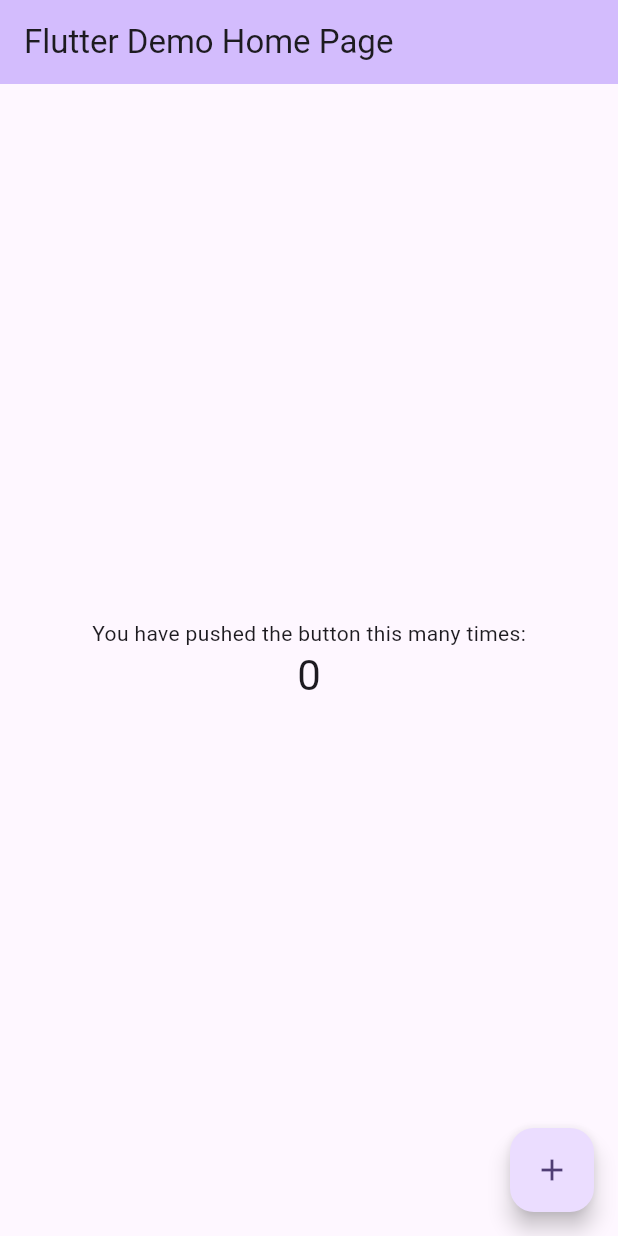
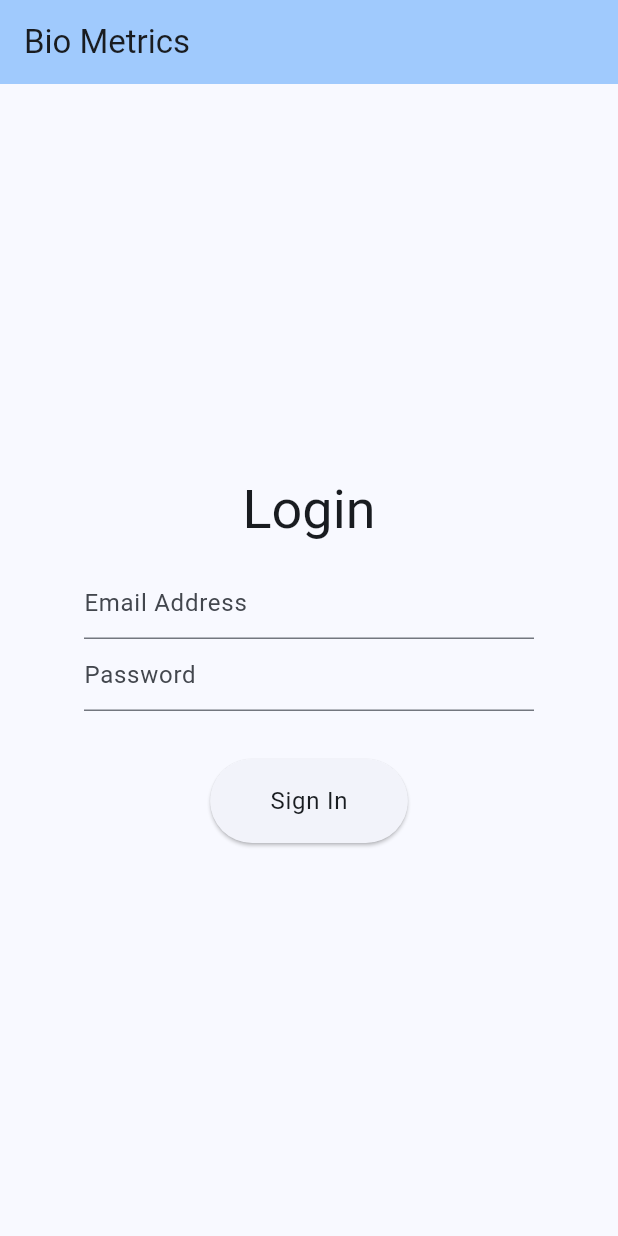
Before and after one commit to dompetriella/bio_metrics, a Flutter app: the screen it shows after launch, on a phone screen of 412 x 824 dp. Run offline on Flutter 3.47's test engine with Material 3 defaults, Android fonts, the light colour scheme and no system bars; our stand-ins replace flutter_riverpod, material_symbols_icons, supabase_flutter; accounts and stored records are empty.

Commit message:
pages progress

```diff
--- /dev/null
+++ b/lib/app/base_page.dart
@@ -0,0 +1,101 @@
+import 'package:bio_metrics/app/app.dart';
+import 'package:bio_metrics/main.dart';
+import 'package:flutter/material.dart';
+import 'package:supabase_flutter/supabase_flutter.dart';
+
+class MyApp extends StatelessWidget {
+  const MyApp({super.key});
+
+  // This widget is the root of your application.
+  @override
+  Widget build(BuildContext context) {
+    return MaterialApp(
+        title: 'Biometrics',
+        theme: ThemeData(
+          colorScheme: ColorScheme.fromSeed(seedColor: Colors.blue),
+          useMaterial3: true,
+        ),
+        home: SafeArea(child: const BasePage()));
+  }
+}
+
+class BasePage extends StatefulWidget {
+  const BasePage({super.key});
+
+  @override
+  State<BasePage> createState() => _BasePageState();
+}
+
+class _BasePageState extends State<BasePage> {
+  TextEditingController emailController = TextEditingController();
+  TextEditingController passwordController = TextEditingController();
+  @override
+  Widget build(BuildContext context) {
+    return Scaffold(
+      appBar: AppBar(
+        backgroundColor: Theme.of(context).colorScheme.inversePrimary,
+        title: Text('Bio Metrics'),
+      ),
+      body: Center(
+        child: Padding(
+          padding: const EdgeInsets.all(8.0),
+          child: Column(
+            mainAxisAlignment: MainAxisAlignment.center,
+            children: [
+              Text(
+                'Login',
+                style: Theme.of(context).textTheme.displaySmall,
+              ),
+              SizedBox(
+                height: 16,
+              ),
+              Padding(
+                padding: const EdgeInsets.symmetric(horizontal: 48.0),
+                child: Column(
+                  children: [
+                    TextField(
+                      controller: emailController,
+                      decoration: InputDecoration(hintText: "Email Address"),
+                    ),
+                    TextField(
+                      controller: passwordController,
+                      obscureText: true,
+                      decoration: InputDecoration(hintText: "Password"),
+                    ),
+                  ],
+                ),
+              ),
+              SizedBox(
+                height: 32,
+              ),
+              ElevatedButton(
+                  onPressed: () async {
+                    AuthResponse response = await supabase.auth
+                        .signInWithPassword(
+                            email: emailController.text,
+                            password: passwordController.text);
+                    if (response.user != null && response.session != null) {
+                      Navigator.push(
+                        context,
+                        MaterialPageRoute(
+                            builder: (context) => const PageShell()),
+                      );
+                    } else {
+                      ScaffoldMessenger.of(context).showSnackBar(SnackBar(
+                          content: Text('Username and password incorrect')));
+                    }
+                  },
+                  child: Padding(
+                    padding: const EdgeInsets.all(16.0),
+                    child: Text(
+                      'Sign In',
+                      style: Theme.of(context).textTheme.bodyLarge,
+                    ),
+                  ))
+            ],
+          ),
+        ),
+      ),
+    );
+  }
+}
--- a/lib/main.dart
+++ b/lib/main.dart
@@ -1,125 +1,15 @@
+import 'package:bio_metrics/app/base_page.dart';
 import 'package:flutter/material.dart';
+import 'package:flutter_riverpod/flutter_riverpod.dart';
+import 'package:supabase_flutter/supabase_flutter.dart';
 
-void main() {
-  runApp(const MyApp());
+void main() async {
+  WidgetsFlutterBinding.ensureInitialized();
+  String apiKey = const String.fromEnvironment('API_KEY');
+  String baseUrl = const String.fromEnvironment('BASE_URL');
+
+  await Supabase.initialize(url: baseUrl, anonKey: apiKey);
+  runApp(const ProviderScope(child: MyApp()));
 }
 
-class MyApp extends StatelessWidget {
-  const MyApp({super.key});
-
-  // This widget is the root of your application.
-  @override
-  Widget build(BuildContext context) {
-    return MaterialApp(
-      title: 'Flutter Demo',
-      theme: ThemeData(
-        // This is the theme of your application.
-        //
-        // TRY THIS: Try running your application with "flutter run". You'll see
-        // the application has a purple toolbar. Then, without quitting the app,
-        // try changing the seedColor in the colorScheme below to Colors.green
-        // and then invoke "hot reload" (save your changes or press the "hot
-        // reload" button in a Flutter-supported IDE, or press "r" if you used
-        // the command line to start the app).
-        //
-        // Notice that the counter didn't reset back to zero; the application
-        // state is not lost during the reload. To reset the state, use hot
-        // restart instead.
-        //
-        // This works for code too, not just values: Most code changes can be
-        // tested with just a hot reload.
-        colorScheme: ColorScheme.fromSeed(seedColor: Colors.deepPurple),
-        useMaterial3: true,
-      ),
-      home: const MyHomePage(title: 'Flutter Demo Home Page'),
-    );
-  }
-}
-
-class MyHomePage extends StatefulWidget {
-  const MyHomePage({super.key, required this.title});
-
-  // This widget is the home page of your application. It is stateful, meaning
-  // that it has a State object (defined below) that contains fields that affect
-  // how it looks.
-
-  // This class is the configuration for the state. It holds the values (in this
-  // case the title) provided by the parent (in this case the App widget) and
-  // used by the build method of the State. Fields in a Widget subclass are
-  // always marked "final".
-
-  final String title;
-
-  @override
-  State<MyHomePage> createState() => _MyHomePageState();
-}
-
-class _MyHomePageState extends State<MyHomePage> {
-  int _counter = 0;
-
-  void _incrementCounter() {
-    setState(() {
-      // This call to setState tells the Flutter framework that something has
-      // changed in this State, which causes it to rerun the build method below
-      // so that the display can reflect the updated values. If we changed
-      // _counter without calling setState(), then the build method would not be
-      // called again, and so nothing would appear to happen.
-      _counter++;
-    });
-  }
-
-  @override
-  Widget build(BuildContext context) {
-    // This method is rerun every time setState is called, for instance as done
-    // by the _incrementCounter method above.
-    //
-    // The Flutter framework has been optimized to make rerunning build methods
-    // fast, so that you can just rebuild anything that needs updating rather
-    // than having to individually change instances of widgets.
-    return Scaffold(
-      appBar: AppBar(
-        // TRY THIS: Try changing the color here to a specific color (to
-        // Colors.amber, perhaps?) and trigger a hot reload to see the AppBar
-        // change color while the other colors stay the same.
-        backgroundColor: Theme.of(context).colorScheme.inversePrimary,
-        // Here we take the value from the MyHomePage object that was created by
-        // the App.build method, and use it to set our appbar title.
-        title: Text(widget.title),
-      ),
-      body: Center(
-        // Center is a layout widget. It takes a single child and positions it
-        // in the middle of the parent.
-        child: Column(
-          // Column is also a layout widget. It takes a list of children and
-          // arranges them vertically. By default, it sizes itself to fit its
-          // children horizontally, and tries to be as tall as its parent.
-          //
-          // Column has various properties to control how it sizes itself and
-          // how it positions its children. Here we use mainAxisAlignment to
-          // center the children vertically; the main axis here is the vertical
-          // axis because Columns are vertical (the cross axis would be
-          // horizontal).
-          //
-          // TRY THIS: Invoke "debug painting" (choose the "Toggle Debug Paint"
-          // action in the IDE, or press "p" in the console), to see the
-          // wireframe for each widget.
-          mainAxisAlignment: MainAxisAlignment.center,
-          children: <Widget>[
-            const Text(
-              'You have pushed the button this many times:',
-            ),
-            Text(
-              '$_counter',
-              style: Theme.of(context).textTheme.headlineMedium,
-            ),
-          ],
-        ),
-      ),
-      floatingActionButton: FloatingActionButton(
-        onPressed: _incrementCounter,
-        tooltip: 'Increment',
-        child: const Icon(Icons.add),
-      ), // This trailing comma makes auto-formatting nicer for build methods.
-    );
-  }
-}
+final supabase = Supabase.instance.client;
--- a/pubspec.yaml
+++ b/pubspec.yaml
@@ -40,6 +40,7 @@ dependencies:
   freezed: ^2.5.2
   freezed_annotation: ^2.4.4
   json_annotation: ^4.9.0
+  material_symbols_icons: ^4.2771.0
 
 dev_dependencies:
   flutter_test:
```
Also changed, not shown: lib/app/app.dart (added, +99 -0 lines), lib/app/pages/blood_pressure.dart (added, +10 -0 lines), lib/app/pages/blood_sugar_page.dart (added, +10 -0 lines), lib/app/pages/weight_page.dart (added, +10 -0 lines), pubspec.lock, 4 other files.
